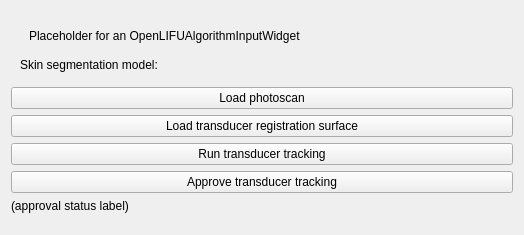
First picture: the form in OpenLIFUTransducerTracker/Resources/UI/OpenLIFUTransducerTracker.ui, repository OpenwaterHealth/SlicerOpenLIFU, before the edit.
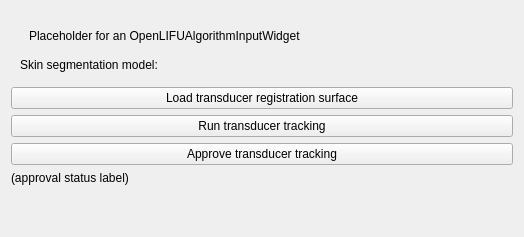
Second picture: the form after the edit. Custom widgets are drawn as their Qt base class.

Commit message: Remove temporary button to manually load photoscans (#143)

What changed in the file:
```diff
--- a/OpenLIFUTransducerTracker/Resources/UI/OpenLIFUTransducerTracker.ui
+++ b/OpenLIFUTransducerTracker/Resources/UI/OpenLIFUTransducerTracker.ui
@@ -7,7 +7,7 @@
     <x>0</x>
     <y>0</y>
     <width>524</width>
-    <height>235</height>
+    <height>237</height>
    </rect>
   </property>
   <layout class="QVBoxLayout" name="verticalLayout">
@@ -59,13 +59,6 @@
      </layout>
     </widget>
    </item>
-   <item>
-    <widget class="QPushButton" name="loadPhotoscanButton">
-     <property name="text">
-      <string>Load photoscan</string>
-     </property>
-    </widget>
-   </item>
    <item>
     <widget class="QPushButton" name="loadTransducerSurfaceButton">
      <property name="text">
```
The commit also changes 1 other file.
